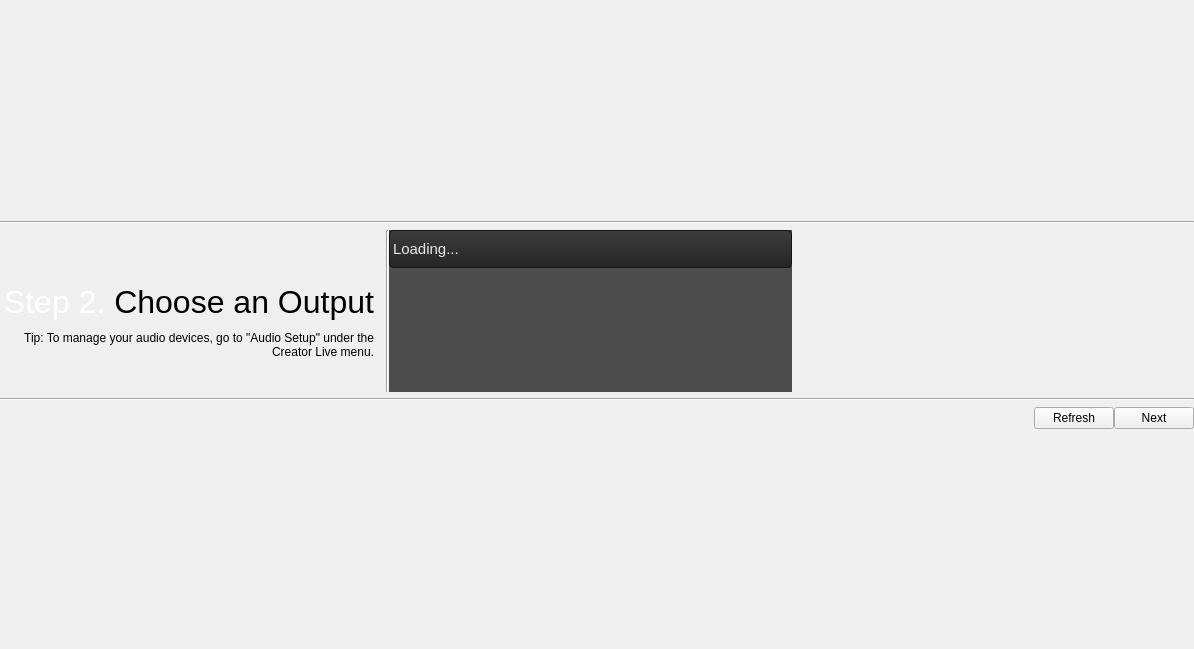
Qt form creator-live/audiooutputchooser.ui (jocelyn-stericker/creator-live) before a commit.
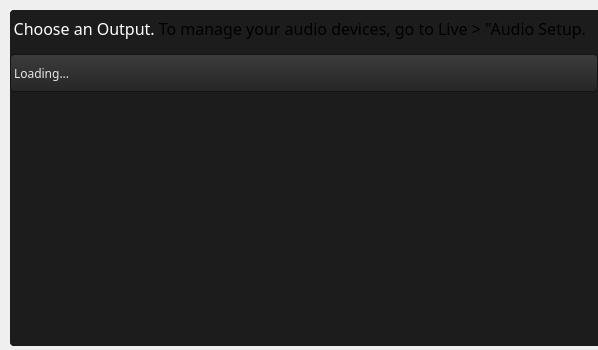
The same form after that commit.

```diff
--- a/creator-live/audiooutputchooser.ui
+++ b/creator-live/audiooutputchooser.ui
@@ -6,8 +6,8 @@
    <rect>
     <x>0</x>
     <y>0</y>
-    <width>1194</width>
-    <height>649</height>
+    <width>555</width>
+    <height>350</height>
    </rect>
   </property>
   <property name="sizePolicy">
@@ -16,122 +16,494 @@
     <verstretch>0</verstretch>
    </sizepolicy>
   </property>
+  <property name="minimumSize">
+   <size>
+    <width>0</width>
+    <height>350</height>
+   </size>
+  </property>
+  <property name="maximumSize">
+   <size>
+    <width>16777215</width>
+    <height>350</height>
+   </size>
+  </property>
   <property name="windowTitle">
    <string>Form</string>
   </property>
   <layout class="QGridLayout" name="gridLayout">
    <property name="leftMargin">
-    <number>0</number>
+    <number>10</number>
+   </property>
+   <property name="topMargin">
+    <number>10</number>
    </property>
    <property name="rightMargin">
     <number>0</number>
    </property>
+   <property name="bottomMargin">
+    <number>4</number>
+   </property>
    <property name="horizontalSpacing">
     <number>0</number>
    </property>
-   <item row="1" column="0" colspan="4">
-    <widget class="Line" name="line_2">
-     <property name="orientation">
-      <enum>Qt::Horizontal</enum>
-     </property>
-    </widget>
-   </item>
-   <item row="3" column="0">
-    <widget class="QLabel" name="Awidget">
-     <property name="minimumSize">
-      <size>
-       <width>0</width>
-       <height>38</height>
-      </size>
-     </property>
-     <property name="maximumSize">
-      <size>
-       <width>16777215</width>
-       <height>38</height>
-      </size>
-     </property>
-     <property name="styleSheet">
-      <string notr="true">padding-right: 9px;</string>
-     </property>
-     <property name="text">
-      <string>&lt;html&gt;&lt;head/&gt;&lt;body&gt;&lt;p&gt;&lt;span style=&quot; font-size:24pt; color:#ffffff;&quot;&gt;Step 2. &lt;/span&gt;&lt;span style=&quot; font-size:24pt; color:#000000;&quot;&gt;Choose an Output&lt;/span&gt;&lt;/p&gt;&lt;/body&gt;&lt;/html&gt;</string>
-     </property>
-     <property name="alignment">
-      <set>Qt::AlignRight|Qt::AlignTrailing|Qt::AlignVCenter</set>
-     </property>
-    </widget>
-   </item>
-   <item row="7" column="2">
-    <spacer name="verticalSpacer_2">
-     <property name="orientation">
-      <enum>Qt::Vertical</enum>
-     </property>
-     <property name="sizeHint" stdset="0">
-      <size>
-       <width>20</width>
-       <height>40</height>
-      </size>
-     </property>
-    </spacer>
-   </item>
-   <item row="2" column="3" rowspan="3">
-    <widget class="QWidget" name="Cwidget" native="true">
+   <item row="0" column="0">
+    <widget class="QFrame" name="frame">
      <property name="sizePolicy">
-      <sizepolicy hsizetype="Expanding" vsizetype="Preferred">
+      <sizepolicy hsizetype="Preferred" vsizetype="Expanding">
        <horstretch>0</horstretch>
        <verstretch>0</verstretch>
       </sizepolicy>
-     </property>
-    </widget>
-   </item>
-   <item row="0" column="2">
-    <spacer name="verticalSpacer">
-     <property name="orientation">
-      <enum>Qt::Vertical</enum>
-     </property>
-     <property name="sizeHint" stdset="0">
-      <size>
-       <width>20</width>
-       <height>40</height>
-      </size>
-     </property>
-    </spacer>
-   </item>
-   <item row="2" column="0">
-    <widget class="QLabel" name="label">
-     <property name="minimumSize">
-      <size>
-       <width>0</width>
-       <height>48</height>
-      </size>
-     </property>
-     <property name="maximumSize">
-      <size>
-       <width>16777215</width>
-       <height>48</height>
-      </size>
-     </property>
-     <property name="text">
-      <string/>
-     </property>
-    </widget>
-   </item>
-   <item row="2" column="2" rowspan="3">
-    <widget class="QListWidget" name="Bwidget">
-     <property name="sizePolicy">
-      <sizepolicy hsizetype="Expanding" vsizetype="Maximum">
-       <horstretch>0</horstretch>
-       <verstretch>0</verstretch>
-      </sizepolicy>
-     </property>
-     <property name="font">
-      <font>
-       <pointsize>11</pointsize>
-      </font>
      </property>
      <property name="styleSheet">
       <string notr="true">* {
-background-color: #4d4c4d;
+    background: #4d4c4d;
+    font-family: handelgotdlig;
+    font-weight: 200;
+}
+
+
+
+ QComboBox {
+     border: 1px solid #141414;
+     border-radius: 4px;
+     padding: 1px 18px 1px 3px;
+     min-width: 6em;
+     color: #e8e8e8;
+ }
+
+ QComboBox:editable {
+    background: #5b5a5b
+ }
+
+ QComboBox:!editable, QComboBox::drop-down:editable {
+      background: qlineargradient(x1: 0, y1: 0, x2: 0, y2: 1,
+      stop: 0 #3c3c3c, stop: 1 #262627);
+ }
+
+ /* QComboBox gets the &quot;on&quot; state when the popup is open */
+ QComboBox:!editable:on, QComboBox::drop-down:editable:on {
+     background: #5b5a5b
+ }
+
+ QComboBox:on { /* shift the text when the popup opens */
+     padding-top: 3px;
+     padding-left: 4px;
+ }
+
+ QComboBox::drop-down {
+     subcontrol-origin: padding;
+     subcontrol-position: top right;
+     width: 15px;
+
+     border-left-width: 1px;
+     border-left-color: darkgray;
+     border-left-style: solid; /* just a single line */
+     border-top-right-radius: 3px; /* same radius as the QComboBox */
+     border-bottom-right-radius: 3px;
+ }
+
+QComboBox QAbstractItemView {
+    border: 1px solid #141414;
+    selection-background-color: #5b5a5b;
+}
+
+ QSpinBox {
+     /*padding-right: 15px; make room for the arrows */
+     background-color: qlineargradient(x1: 0, y1: 0, x2: 0, y2: 1,
+                                      stop: 0 #3c3c3c, stop: 1 #262627);
+    color: #e8e8e8;
+     border: none;
+     border-radius: 4px;
+     /*border-width: 3;*/
+}
+
+QSpinBox::up-button {
+    border: none;
+}
+
+QSpinBox::down-button {
+    border: none;
+}
+
+QLineEdit {
+    border: 1px solid #141414;
+    border-radius: 4px;
+    color: #e8e8e8;
+    background-color: qlineargradient(x1: 0, y1: 0, x2: 0, y2: 1,
+                                     stop: 0 #3c3c3c, stop: 1 #262627);
+    selection-background-color: #e8e8e8;
+    selection-color: #262627
+}
+
+QProgressBar {
+    border: 1px solid #141414;
+    border-radius: 4px;
+    text-align: center;
+ }
+
+
+ QProgressBar::chunk {
+    background-color: qlineargradient(x1: 0, y1: 0, x2: 0, y2: 1,
+                                      stop: 0 #3c3c3c, stop: 1 #262627);
+    width: 20px;
+ }
+
+QFrame, QLabel, QToolTip {
+   color: #e5e5e5;
+   /*border: 1px solid #141414;*/
+}
+
+QFrame[style=&quot;plain&quot;] {
+    border: 100px solid pink;
+}
+
+QAbstractButton {
+   padding: 3px;
+   border: 1px solid #141414;
+   border-radius: 4px;
+   background-color: qlineargradient(x1: 0, y1: 0, x2: 0, y2: 1,
+                                     stop: 0 #3c3c3c, stop: 1 #262627);
+    color: #e8e8e8;
+}
+QAbstractButton::hover {
+   background-color: #5b5a5b;
+}
+
+QAbstractButton::disabled {
+    color: #262627;
+}
+
+QAbstractButton::checked {
+    background-color: #1c1c1c;
+}
+
+ QTabWidget::pane { /* The tab widget frame */
+     border-top: 1px solid #141414;
+     position: absolute;
+     top: -0.5em;
+ }
+
+ QTabWidget::tab-bar {
+     alignment: center;
+ }
+
+ /* Style the tab using the tab sub-control. Note that
+     it reads QTabBar _not_ QTabWidget */
+ QTabBar::tab {
+ background-color: qlineargradient(x1: 0, y1: 0, x2: 0, y2: 1,
+                                   stop: 0 #3c3c3c, stop: 1 #262627);
+
+    border: 1px solid #141414;
+
+     /*border: 2px solid #C4C4C3;
+     border-bottom-color: #C2C7CB; same as the pane color */
+     border-top-left-radius: 4px;
+     border-top-right-radius: 4px;
+     min-width: 8ex;
+     padding: 2px;
+     color: #e8e8e8;
+ }
+
+ QTabBar::tab:selected, QTabBar::tab:hover {
+     background: #5b5a5b;
+ }
+
+ QTabBar::tab:selected {
+     border-color: #5b5a5b;
+     color: #141414;
+     /*border-bottom-color: #C2C7CB; same as pane color */
+ }
+
+ QSlider::groove:horizontal {
+ border: 1px solid #141414;
+     height: 8px; /* the groove expands to the size of the slider by default. by giving it a height, it has a fixed size */
+     background-color: qlineargradient(x1: 0, y1: 0, x2: 0, y2: 1,
+                                       stop: 0 #3c3c3c, stop: 1 #262627);
+     margin: 2px 0;
+ }
+
+ QSlider::handle:horizontal {
+ background-color: qlineargradient(x1: 0, y1: 0, x2: 0, y2: 1,
+                                   stop: 0 #3c3c3c, stop: 1 #262627);     border: 1px solid #5c5c5c;
+     width: 18px;
+     /*margin: -2px 0;  handle is placed by default on the contents rect of the groove. Expand outside the groove */
+     border-radius: 3px;
+ }
+
+  QScrollBar:vertical {
+      border: 0px solid transparent;
+      background: transparent;
+      width: 4px;
+      margin: 0px 0 0px 0;
+  }
+  QScrollBar::handle:vertical {
+      background: #e8e8e8;
+      min-width: 20px;
+      border: 2px solid #e8e8e8;
+      border-radius: 2px;
+  }
+  QScrollBar::add-line:vertical {
+      border: 0px solid transparent;
+      background: transparent;
+      height: 0px;
+      subcontrol-position: bottom;
+      subcontrol-origin: margin;
+  }
+
+  QScrollBar::sub-line:vertical {
+      border: 0px solid transparent;
+      background: transparent;
+      height: 0px;
+      subcontrol-position: top;
+      subcontrol-origin: margin;
+  }
+  QScrollBar::up-arrow:vertical, QScrollBar::down-arrow:vertical {
+      border: 0px solid grey;
+      width: 0px;
+      height: 0px;
+      background: white;
+  }
+
+  QScrollBar::add-page:vertical, QScrollBar::sub-page:vertical {
+      background: none;
+  }
+
+
+
+  QScrollBar:horizontal {
+      border: 0px solid transparent;
+      background: transparent;
+      height: 4px;
+      margin: 0px 0 0px 0;
+  }
+  QScrollBar::handle:horizontal{
+      background: #e8e8e8;
+      min-height: 20px;
+      border: 2px solid #e8e8e8;
+      border-radius: 2px;
+  }
+  QScrollBar::add-line:horizontal {
+      border: 0px solid transparent;
+      background: transparent;
+      height: 0px;
+      subcontrol-position: bottom;
+      subcontrol-origin: margin;
+  }
+
+  QScrollBar::sub-line:horizontal {
+      border: 0px solid transparent;
+      background: transparent;
+      height: 0px;
+      subcontrol-position: top;
+      subcontrol-origin: margin;
+  }
+  QScrollBar::up-arrow:horizontal, QScrollBar::down-arrow:horizontal {
+      border: 0px solid grey;
+      width: 0px;
+      height: 0px;
+      background: white;
+  }
+
+  QScrollBar::add-page:vertical, QScrollBar::sub-page:vertical {
+      background: none;
+  }
+
+
+
+
+
+QSlider::groove:horizontal {
+border: 1px solid #bbb;
+background: white;
+height: 20px;
+border-radius: 4px;
+}
+
+QSlider::groove:vertical {
+border: 1px solid #bbb;
+background: white;
+width: 50px;
+border-radius: 4px;
+}
+
+QSlider::sub-page:horizontal {
+background: qlineargradient(x1: 0, y1: 0,    x2: 0, y2: 1,
+    stop: 0 #444, stop: 1 #bbb);
+background: qlineargradient(x1: 0, y1: 0.2, x2: 1, y2: 1,
+    stop: 0 #bbb, stop: 1 #555);
+border: 0px solid #777;
+height: 40px;
+border-radius: 4px;
+border-top-left-radius: 4px;
+border-top-right-radius: 0px;
+border-bottom-left-radius: 4px;
+border-bottom-right-radius: 0px;
+}
+
+QSlider::sub-page:vertical {
+background: qlineargradient(x1: 0, y1: 1,    x2: 0, y2: 0,
+    stop: 0 #bbb, stop: 1 #444);
+background: qlineargradient(x1: 0, y1: 1, x2: 1, y2: 0.2,
+    stop: 0 #555, stop: 1 #bbb);
+border: 0px solid #777;
+width: 53px;
+border-top-left-radius: 4px;
+border-top-right-radius: 4px;
+border-bottom-left-radius: 0px;
+border-bottom-right-radius: 0px;
+}
+
+QSlider::add-page:horizontal {
+background: qlineargradient(x1: 0, y1: 1,    x2: 0, y2: 0,
+    stop: 0 #bbb, stop: 1 #444);
+background: qlineargradient(x1: 0, y1: 1, x2: 1, y2: 0.2,
+    stop: 0 #555, stop: 1 #bbb);
+border: 0px solid #777;
+height: 40px;
+border-top-left-radius: 0px;
+border-top-right-radius: 4px;
+border-bottom-left-radius: 0px;
+border-bottom-right-radius: 4px;
+}
+
+QSlider::add-page:vertical {
+background: qlineargradient(x1: 0, y1: 1,    x2: 0, y2: 0,
+    stop: 0 #444, stop: 1 #bbb);
+background: qlineargradient(x1: 1, y1: 1, x2: 0, y2: 0.2,
+    stop: 0 #bbb, stop: 1 #555);
+border: 0px solid #777;
+width: 53px;
+border-top-left-radius: 0px;
+border-top-right-radius: 0px;
+border-bottom-left-radius: 4px;
+border-bottom-right-radius: 4px;
+}
+
+QSlider::handle:horizontal {
+     background-color: qlineargradient(x1: 0, y1: 0, x2: 0, y2: 1,
+                                      stop: 0 #3c3c3c, stop: 1 #262627);
+border: 1px solid #777;
+width: 53px;
+margin-top: -2px;
+margin-bottom: -2px;
+border-radius: 10px;
+margin: 2px;
+}
+
+QSlider::handle:vertical {
+     background-color: qlineargradient(x1: 0, y1: 0, x2: 0, y2: 1,
+                                      stop: 0 #3c3c3c, stop: 1 #262627);
+border: 1px solid #777;
+height: 33px;
+margin-top: -2px;
+margin-bottom: -2px;
+border-radius: 10px;
+margin: 2px;
+}
+
+QSlider::sub-page:horizontal:disabled {
+background: #bbb;
+border-color: #999;
+}
+
+QSlider::sub-page:vertical:disabled {
+background: #bbb;
+border-color: #999;
+}
+
+QSlider::add-page:horizontal:disabled {
+background: #eee;
+border-color: #999;
+}
+
+QSlider::add-page:vertical:disabled {
+background: #eee;
+border-color: #999;
+}
+
+QSlider::handle:horizontal:disabled {
+background: #eee;
+border: 1px solid #aaa;
+border-radius: 4px;
+}
+
+QSlider::handle:vertical:disabled {
+background: #eee;
+border: 1px solid #aaa;
+border-radius: 4px;
+}
+
+QFrame {
+background: #1c1c1c;
+border-top-left-radius: 4px;
+border-bottom-left-radius: 4px;
+border-top-right-radius: 0px;
+border-bottom-right-radius: 0px;
+}
+
+QListWidget {
+background: #1c1c1c;
+}</string>
+     </property>
+     <property name="frameShape">
+      <enum>QFrame::StyledPanel</enum>
+     </property>
+     <property name="frameShadow">
+      <enum>QFrame::Raised</enum>
+     </property>
+     <layout class="QVBoxLayout" name="verticalLayout">
+      <property name="margin">
+       <number>0</number>
+      </property>
+      <item>
+       <widget class="QLabel" name="Awidget">
+        <property name="minimumSize">
+         <size>
+          <width>0</width>
+          <height>38</height>
+         </size>
+        </property>
+        <property name="maximumSize">
+         <size>
+          <width>16777215</width>
+          <height>38</height>
+         </size>
+        </property>
+        <property name="styleSheet">
+         <string notr="true">padding-right: 9px;</string>
+        </property>
+        <property name="text">
+         <string>&lt;html&gt;&lt;head/&gt;&lt;body&gt;&lt;p&gt;&lt;span style=&quot; font-size:12pt; color:#ffffff;&quot;&gt;Choose an Output.&lt;/span&gt;&lt;span style=&quot; font-size:12pt; color:#000000;&quot;&gt; To manage your audio devices, go to Live &amp;gt; &amp;quot;Audio Setup.&lt;/span&gt;&lt;/p&gt;&lt;/body&gt;&lt;/html&gt;</string>
+        </property>
+        <property name="alignment">
+         <set>Qt::AlignRight|Qt::AlignTrailing|Qt::AlignVCenter</set>
+        </property>
+       </widget>
+      </item>
+      <item>
+       <widget class="QListWidget" name="Bwidget">
+        <property name="sizePolicy">
+         <sizepolicy hsizetype="Expanding" vsizetype="Maximum">
+          <horstretch>0</horstretch>
+          <verstretch>0</verstretch>
+         </sizepolicy>
+        </property>
+        <property name="maximumSize">
+         <size>
+          <width>16777215</width>
+          <height>350</height>
+         </size>
+        </property>
+        <property name="font">
+         <font>
+          <family>handelgotdlig</family>
+          <weight>25</weight>
+          <bold>false</bold>
+         </font>
+        </property>
+        <property name="styleSheet">
+         <string notr="true">* {
 spacing: 0px;
 font-color: black;
 }
@@ -157,105 +529,32 @@
 QListWidget::item::hover {
    background-color: #5b5a5b;
 }</string>
-     </property>
-     <property name="frameShape">
-      <enum>QFrame::NoFrame</enum>
-     </property>
-     <property name="frameShadow">
-      <enum>QFrame::Plain</enum>
-     </property>
-     <property name="resizeMode">
-      <enum>QListView::Fixed</enum>
-     </property>
-     <property name="spacing">
-      <number>3</number>
-     </property>
-     <property name="selectionRectVisible">
-      <bool>false</bool>
-     </property>
-     <item>
-      <property name="text">
-       <string>Loading...</string>
-      </property>
-     </item>
+        </property>
+        <property name="frameShape">
+         <enum>QFrame::NoFrame</enum>
+        </property>
+        <property name="frameShadow">
+         <enum>QFrame::Plain</enum>
+        </property>
+        <property name="resizeMode">
+         <enum>QListView::Fixed</enum>
+        </property>
+        <property name="spacing">
+         <number>3</number>
+        </property>
+        <property name="selectionRectVisible">
+         <bool>false</bool>
+        </property>
+        <item>
+         <property name="text">
+          <string>Loading...</string>
+         </property>
+        </item>
+       </widget>
+      </item>
+     </layout>
     </widget>
    </item>
-   <item row="4" column="0">
-    <widget class="QLabel" name="label_5">
-     <property name="minimumSize">
-      <size>
-       <width>0</width>
-       <height>64</height>
-      </size>
-     </property>
-     <property name="maximumSize">
-      <size>
-       <width>16777215</width>
-       <height>64</height>
-      </size>
-     </property>
-     <property name="styleSheet">
-      <string notr="true">padding-right: 9px;</string>
-     </property>
-     <property name="text">
-      <string>Tip: To manage your audio devices, go to &quot;Audio Setup&quot; under the Creator Live menu.</string>
-     </property>
-     <property name="alignment">
-      <set>Qt::AlignRight|Qt::AlignTop|Qt::AlignTrailing</set>
-     </property>
-     <property name="wordWrap">
-      <bool>true</bool>
-     </property>
-    </widget>
-   </item>
-   <item row="2" column="1" rowspan="3">
-    <widget class="Line" name="line_4">
-     <property name="orientation">
-      <enum>Qt::Vertical</enum>
-     </property>
-    </widget>
-   </item>
-   <item row="5" column="0" colspan="4">
-    <widget class="Line" name="line_3">
-     <property name="orientation">
-      <enum>Qt::Horizontal</enum>
-     </property>
-    </widget>
-   </item>
-   <item row="6" column="0" colspan="4">
-    <layout class="QHBoxLayout" name="horizontalLayout">
-     <property name="bottomMargin">
-      <number>0</number>
-     </property>
-     <item>
-      <spacer name="horizontalSpacer">
-       <property name="orientation">
-        <enum>Qt::Horizontal</enum>
-       </property>
-       <property name="sizeHint" stdset="0">
-        <size>
-         <width>40</width>
-         <height>20</height>
-        </size>
-       </property>
-      </spacer>
-     </item>
-     <item>
-      <widget class="QPushButton" name="pushButton_refresh">
-       <property name="text">
-        <string>Refresh</string>
-       </property>
-      </widget>
-     </item>
-     <item>
-      <widget class="QPushButton" name="pushButton_create">
-       <property name="text">
-        <string>Next</string>
-       </property>
-      </widget>
-     </item>
-    </layout>
-   </item>
   </layout>
  </widget>
  <resources/>
```
